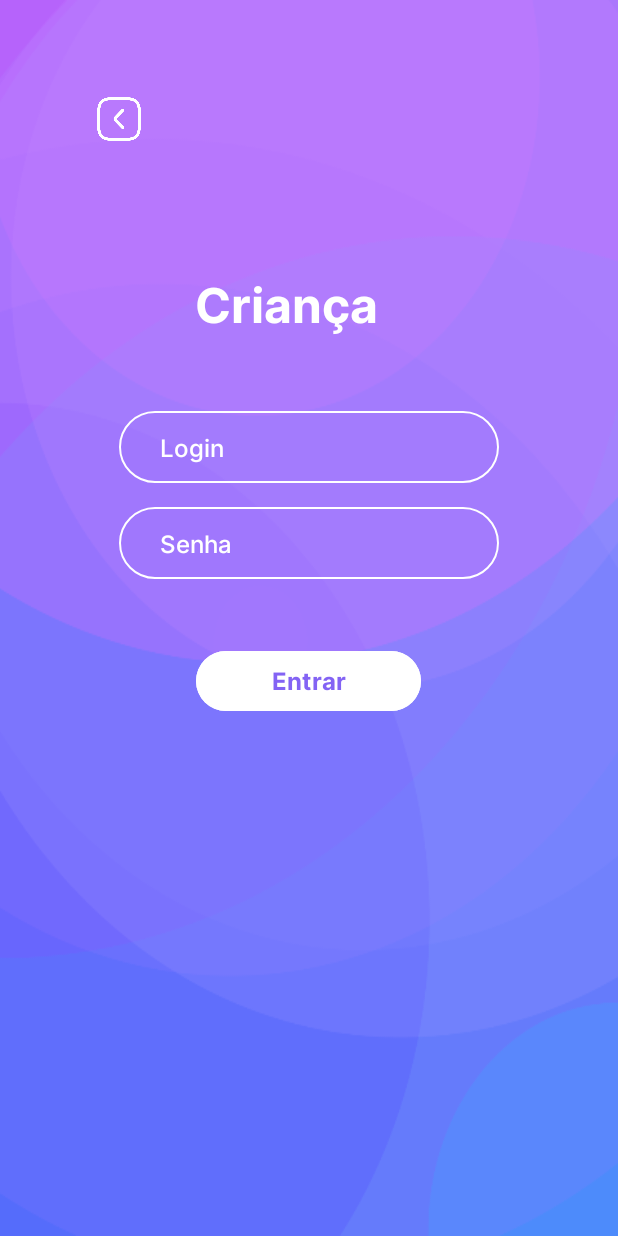
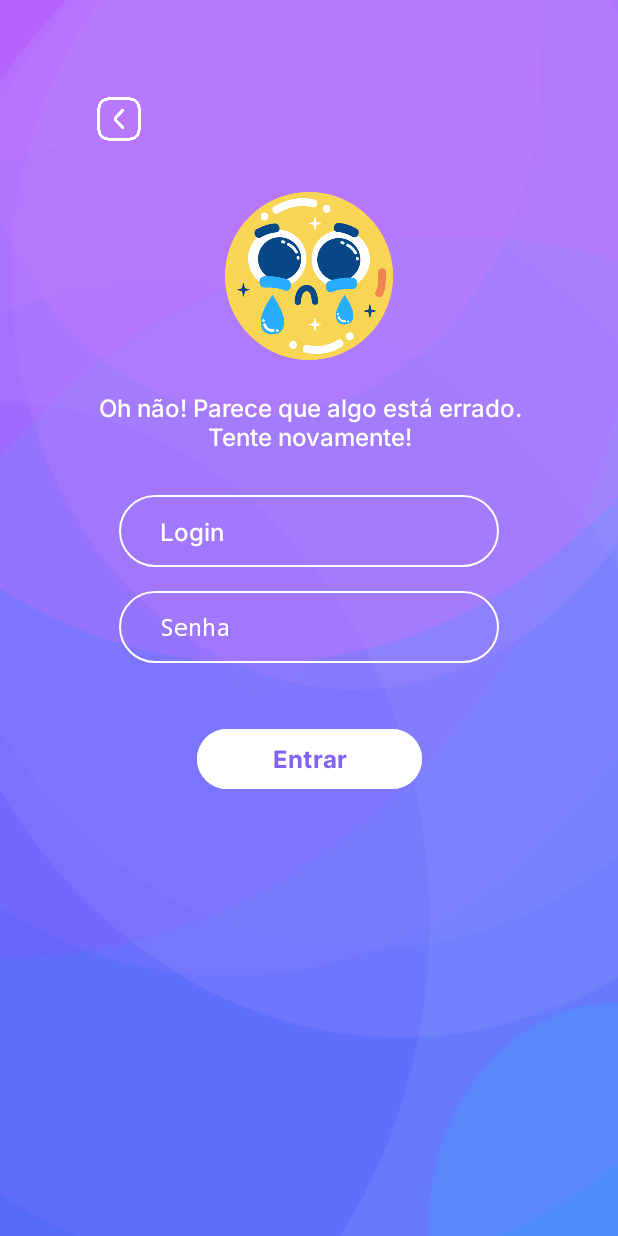
Before and after one commit to StefaneMaria/MoneyQuest, an Android app: the ChildLoginActivity screen opened directly, with no data from a screen before it, after a tap on "Entrar", on a phone screen of 412 x 824 dp. Run offline under Robolectric (Android 15) with nearby library versions, the phone set to English and light mode, and no system bars; our stand-ins replace Firebase (no records; nobody signed in at launch, a user with empty details on screens opened directly); libraries missing offline, so code that uses them is left out: com.firebase.ui.

Commit message:
Add fail login UI response

```diff
--- a/app/build.gradle.kts
+++ b/app/build.gradle.kts
@@ -2,7 +2,6 @@ plugins {
     id("com.android.application")
     // Add the Google services Gradle plugin
     id("com.google.gms.google-services")
-
 }
 
 android {
--- a/app/src/main/java/com/example/moneyquest/activities/ChildLoginActivity.java
+++ b/app/src/main/java/com/example/moneyquest/activities/ChildLoginActivity.java
@@ -7,12 +7,16 @@ import androidx.activity.result.ActivityResultLauncher;
 import androidx.annotation.NonNull;
 import androidx.appcompat.app.AppCompatActivity;
 
+import android.annotation.SuppressLint;
 import android.content.Intent;
 import android.os.Bundle;
+import android.text.InputType;
 import android.util.Log;
 import android.view.View;
 import android.widget.Button;
 import android.widget.EditText;
+import android.widget.ImageView;
+import android.widget.TextView;
 import android.widget.Toast;
 
 import com.example.moneyquest.R;
@@ -35,8 +39,12 @@ public class ChildLoginActivity extends AppCompatActivity {
     private FirebaseAuth mAuth;
 
     EditText editTextEmail, editTextSenha;
+    ImageView imgChoro;
+    TextView textErro, textChild;
+    boolean isPasswordVisible = false;
     Button loginButton;
 
+    @SuppressLint("MissingInflatedId")
     @Override
     protected void onCreate(Bundle savedInstanceState) {
         super.onCreate(savedInstanceState);
@@ -45,6 +53,15 @@ public class ChildLoginActivity extends AppCompatActivity {
 
         editTextEmail = findViewById(R.id.LoginEdit);
         editTextSenha = findViewById(R.id.PasswordEdit);
+        textErro = findViewById(R.id.textErro);
+        textChild = findViewById(R.id.textChild);
+        imgChoro = findViewById(R.id.imgChoro);
+
+        textErro.setVisibility(View.INVISIBLE);
+        imgChoro.setVisibility(View.INVISIBLE);
+
+        editTextSenha.setInputType(InputType.TYPE_CLASS_TEXT | InputType.TYPE_TEXT_VARIATION_PASSWORD);
+
     }
 
     @Override
@@ -86,7 +103,7 @@ public class ChildLoginActivity extends AppCompatActivity {
                             Log.w(TAG, "signInWithEmail:failure", task.getException());
                             Toast.makeText(ChildLoginActivity.this, "Authentication failed.",
                                     Toast.LENGTH_SHORT).show();
-//                            updateUI(view,null);
+                            errorMsg();
                         }
                     }
                 });
@@ -100,4 +117,25 @@ public class ChildLoginActivity extends AppCompatActivity {
         startActivity(i);
     }
 
+    private void errorMsg() {
+        textChild.setVisibility(View.INVISIBLE);
+        textErro.setVisibility(View.VISIBLE);
+        imgChoro.setVisibility(View.VISIBLE);
+    }
+
+    private void togglePasswordVisibility() {
+        if (isPasswordVisible) {
+            // If password is visible, hide it by setting the input type to textPassword
+            editTextSenha.setInputType(InputType.TYPE_CLASS_TEXT | InputType.TYPE_TEXT_VARIATION_PASSWORD);
+            isPasswordVisible = false;
+        } else {
+            // If password is hidden, show it by setting the input type to text
+            editTextSenha.setInputType(InputType.TYPE_CLASS_TEXT | InputType.TYPE_TEXT_VARIATION_VISIBLE_PASSWORD);
+            isPasswordVisible = true;
+        }
+
+        // Move the cursor to the end of the text to maintain the current position
+        editTextSenha.setSelection(editTextSenha.getText().length());
+    }
+
 }
--- a/app/src/main/res/layout/activity_child_login.xml
+++ b/app/src/main/res/layout/activity_child_login.xml
@@ -8,26 +8,77 @@
     android:background="@drawable/login_background"
     >
 
+    <EditText
+        android:id="@+id/PasswordEdit"
+        android:layout_width="0dp"
+        android:layout_height="48dp"
+        android:layout_marginStart="79dp"
+        android:layout_marginTop="116dp"
+        android:layout_marginEnd="79dp"
+        android:background="@drawable/border"
+        android:ems="10"
+        android:fontFamily="@font/inter_medium"
+        android:hint="@string/senha"
+        android:inputType="text"
+        android:paddingLeft="27dp"
+        android:paddingTop="10dp"
+        android:paddingRight="27dp"
+        android:paddingBottom="10dp"
+        android:textColor="#FFFFFF"
+        android:textColorHint="#FFFFFF"
+        android:textSize="16sp"
+        app:layout_constraintEnd_toEndOf="parent"
+        app:layout_constraintHorizontal_bias="0.0"
+        app:layout_constraintStart_toStartOf="parent"
+        app:layout_constraintTop_toBottomOf="@+id/textChild" />
+
+    <ImageView
+        android:id="@+id/imgChoro"
+        android:layout_width="113dp"
+        android:layout_height="112dp"
+        android:layout_marginTop="128dp"
+        app:layout_constraintEnd_toEndOf="parent"
+        app:layout_constraintStart_toStartOf="parent"
+        app:layout_constraintTop_toTopOf="parent"
+        app:srcCompat="@drawable/choro"
+        tools:visibility="invisible" />
+
     <TextView
-        android:id="@+id/textView"
+        android:id="@+id/textChild"
         android:layout_width="wrap_content"
         android:layout_height="wrap_content"
-        android:layout_marginTop="180dp"
+        android:layout_marginTop="232dp"
         android:fontFamily="@font/inter_bold"
         android:text="Criança"
         android:textColor="#FFFFFF"
         android:textSize="32sp"
         app:layout_constraintEnd_toEndOf="parent"
-        app:layout_constraintHorizontal_bias="0.449"
+        app:layout_constraintHorizontal_bias="0.501"
         app:layout_constraintStart_toStartOf="parent"
         app:layout_constraintTop_toTopOf="parent" />
+
+    <TextView
+        android:id="@+id/textErro"
+        android:layout_width="316dp"
+        android:layout_height="46dp"
+        android:layout_marginTop="20dp"
+        android:fontFamily="@font/inter_medium"
+        android:text="Oh não! Parece que algo está errado. Tente novamente!"
+        android:textAlignment="center"
+        android:textColor="#FFFFFF"
+        android:textSize="16sp"
+        app:layout_constraintEnd_toEndOf="parent"
+        app:layout_constraintHorizontal_bias="0.505"
+        app:layout_constraintStart_toStartOf="parent"
+        app:layout_constraintTop_toBottomOf="@+id/imgChoro"
+        tools:visibility="invisible" />
 
     <EditText
         android:id="@+id/LoginEdit"
         android:layout_width="0dp"
         android:layout_height="48dp"
         android:layout_marginStart="79dp"
-        android:layout_marginTop="48dp"
+        android:layout_marginTop="52dp"
         android:layout_marginEnd="79dp"
         android:background="@drawable/border"
         android:ems="10"
@@ -44,37 +95,13 @@
         app:layout_constraintEnd_toEndOf="parent"
         app:layout_constraintHorizontal_bias="0.0"
         app:layout_constraintStart_toStartOf="parent"
-        app:layout_constraintTop_toBottomOf="@+id/textView" />
-
-    <EditText
-        android:id="@+id/PasswordEdit"
-        android:layout_width="0dp"
-        android:layout_height="48dp"
-        android:layout_marginStart="79dp"
-        android:layout_marginTop="112dp"
-        android:layout_marginEnd="79dp"
-        android:background="@drawable/border"
-        android:ems="10"
-        android:fontFamily="@font/inter_medium"
-        android:hint="@string/senha"
-        android:inputType="text"
-        android:paddingLeft="27dp"
-        android:paddingTop="10dp"
-        android:paddingRight="27dp"
-        android:paddingBottom="10dp"
-        android:textColor="#FFFFFF"
-        android:textColorHint="#FFFFFF"
-        android:textSize="16sp"
-        app:layout_constraintEnd_toEndOf="parent"
-        app:layout_constraintHorizontal_bias="0.488"
-        app:layout_constraintStart_toStartOf="parent"
-        app:layout_constraintTop_toBottomOf="@+id/textView" />
+        app:layout_constraintTop_toBottomOf="@+id/textChild" />
 
     <Button
         android:id="@+id/LoginButton"
         android:layout_width="150dp"
         android:layout_height="48dp"
-        android:layout_marginTop="44dp"
+        android:layout_marginTop="40dp"
         android:backgroundTint="#FFFFFF"
         android:fontFamily="@font/inter_bold"
         android:onClick="SignIn"
@@ -82,7 +109,6 @@
         android:textColor="#8363F4"
         android:textSize="16sp"
         app:layout_constraintEnd_toEndOf="parent"
-        app:layout_constraintHorizontal_bias="0.498"
         app:layout_constraintStart_toStartOf="parent"
         app:layout_constraintTop_toBottomOf="@+id/PasswordEdit" />
 
```
Also changed, not shown: app/src/main/res/drawable/choro.png (added).
